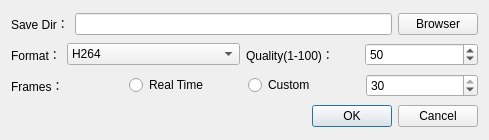
This is recorddialog.ui in sltruman/mind-vision-example as Qt 5 draws it before an edit. The edited form follows.
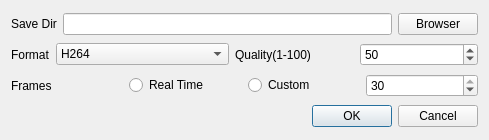
This is the edited form.

What changed in the file:
```diff
--- a/recorddialog.ui
+++ b/recorddialog.ui
@@ -19,7 +19,7 @@
      <item>
       <widget class="QLabel" name="label_19">
        <property name="text">
-        <string>Save Dir：</string>
+        <string>Save Dir</string>
        </property>
       </widget>
      </item>
@@ -46,7 +46,7 @@
        <item>
         <widget class="QLabel" name="label_20">
          <property name="text">
-          <string>Format：</string>
+          <string>Format</string>
          </property>
         </widget>
        </item>
@@ -84,7 +84,7 @@
        <item>
         <widget class="QLabel" name="label_21">
          <property name="text">
-          <string>Quality(1-100)：</string>
+          <string>Quality(1-100)</string>
          </property>
         </widget>
        </item>
@@ -113,7 +113,7 @@
      <item>
       <widget class="QLabel" name="label_22">
        <property name="text">
-        <string>Frames：</string>
+        <string>Frames</string>
        </property>
       </widget>
      </item>
```
